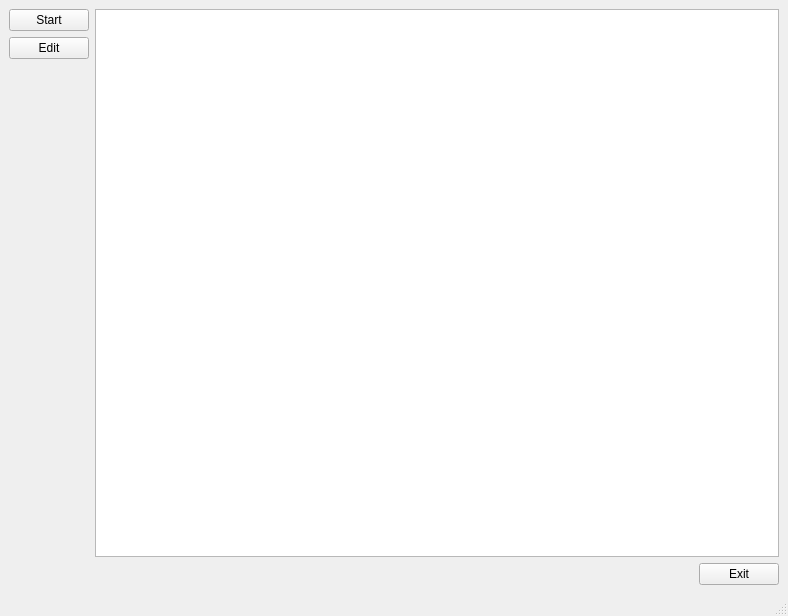
Above: src/gui/GUI/mainwindow.ui from kamerado/USB-Password-Manager before the change. Below: the same form after it.
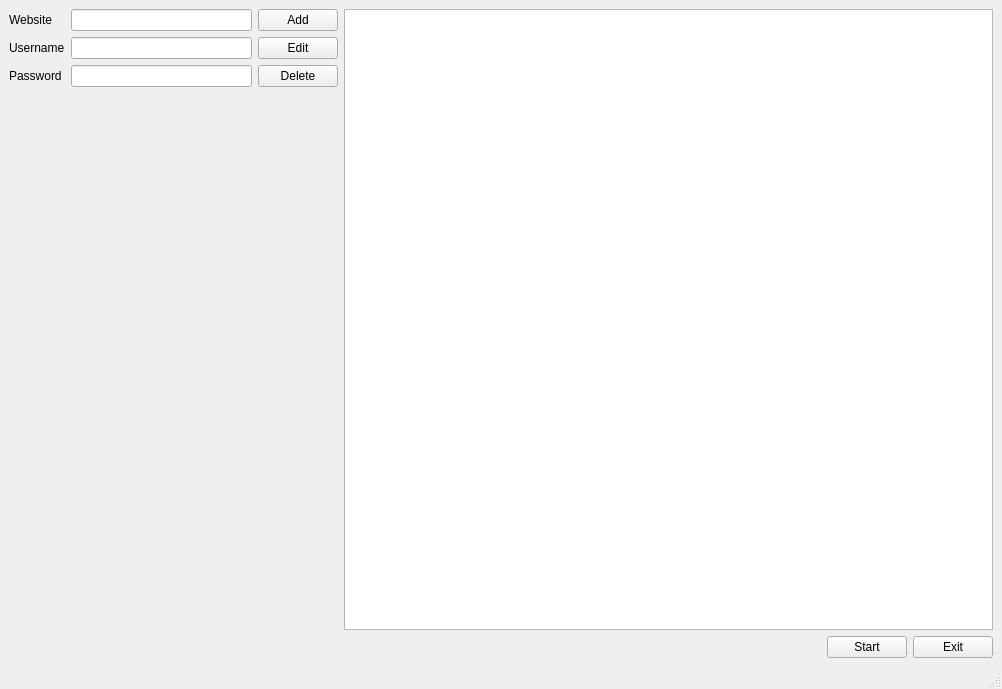
That is the form after the change.

```diff
--- a/src/gui/GUI/mainwindow.ui
+++ b/src/gui/GUI/mainwindow.ui
@@ -6,8 +6,8 @@
    <rect>
     <x>0</x>
     <y>0</y>
-    <width>788</width>
-    <height>616</height>
+    <width>1002</width>
+    <height>689</height>
    </rect>
   </property>
   <property name="sizePolicy">
@@ -26,42 +26,115 @@
      <verstretch>0</verstretch>
     </sizepolicy>
    </property>
-   <layout class="QVBoxLayout" name="verticalLayout_3">
-    <item>
-     <layout class="QHBoxLayout" name="horizontalLayout">
-      <item>
        <layout class="QVBoxLayout" name="verticalLayout_2">
         <item>
+     <layout class="QHBoxLayout" name="horizontalLayout_3">
+      <item>
          <layout class="QVBoxLayout" name="verticalLayout">
           <item>
-           <widget class="QPushButton" name="StartButton">
+         <layout class="QHBoxLayout" name="horizontalLayout">
+          <item>
+           <layout class="QVBoxLayout" name="verticalLayout_3">
+            <item>
+             <widget class="QLabel" name="label">
+              <property name="text">
+               <string>Website</string>
+              </property>
+             </widget>
+            </item>
+            <item>
+             <widget class="QLabel" name="label_2">
+              <property name="text">
+               <string>Username</string>
+              </property>
+             </widget>
+            </item>
+            <item>
+             <widget class="QLabel" name="label_4">
+              <property name="text">
+               <string>Password</string>
+              </property>
+             </widget>
+            </item>
+           </layout>
+          </item>
+          <item>
+           <layout class="QVBoxLayout" name="verticalLayout_4">
+            <item>
+             <widget class="QLineEdit" name="webiteInput">
             <property name="sizePolicy">
              <sizepolicy hsizetype="Fixed" vsizetype="Fixed">
               <horstretch>0</horstretch>
               <verstretch>0</verstretch>
              </sizepolicy>
             </property>
-            <property name="text">
-             <string>Start</string>
-            </property>
-            <property name="checkable">
-             <bool>true</bool>
-            </property>
+              <property name="minimumSize">
+               <size>
+                <width>181</width>
+                <height>0</height>
+               </size>
+              </property>
+             </widget>
+            </item>
+            <item>
+             <widget class="QLineEdit" name="usernameInput">
+              <property name="sizePolicy">
+               <sizepolicy hsizetype="Fixed" vsizetype="Fixed">
+                <horstretch>0</horstretch>
+                <verstretch>0</verstretch>
+               </sizepolicy>
+              </property>
+              <property name="minimumSize">
+               <size>
+                <width>181</width>
+                <height>0</height>
+               </size>
+              </property>
            </widget>
           </item>
           <item>
-           <widget class="QPushButton" name="AddNewButton">
+             <widget class="QLineEdit" name="passwordInput">
             <property name="sizePolicy">
              <sizepolicy hsizetype="Fixed" vsizetype="Fixed">
               <horstretch>0</horstretch>
               <verstretch>0</verstretch>
              </sizepolicy>
             </property>
+              <property name="minimumSize">
+               <size>
+                <width>181</width>
+                <height>0</height>
+               </size>
+              </property>
+             </widget>
+            </item>
+           </layout>
+          </item>
+          <item>
+           <layout class="QVBoxLayout" name="verticalLayout_5">
+            <item>
+             <widget class="QPushButton" name="Add">
+              <property name="text">
+               <string>Add</string>
+              </property>
+             </widget>
+            </item>
+            <item>
+             <widget class="QPushButton" name="Edit">
             <property name="text">
              <string>Edit</string>
             </property>
            </widget>
           </item>
+            <item>
+             <widget class="QPushButton" name="Delete">
+              <property name="text">
+               <string>Delete</string>
+              </property>
+             </widget>
+            </item>
+           </layout>
+          </item>
          </layout>
         </item>
         <item>
@@ -71,8 +144,8 @@
           </property>
           <property name="sizeHint" stdset="0">
            <size>
-            <width>78</width>
-            <height>448</height>
+            <width>20</width>
+            <height>40</height>
            </size>
           </property>
          </spacer>
@@ -80,7 +153,20 @@
        </layout>
       </item>
       <item>
-       <widget class="QTableView" name="tableView"/>
+       <widget class="QTableWidget" name="CTable">
+        <property name="sizeAdjustPolicy">
+         <enum>QAbstractScrollArea::AdjustToContents</enum>
+        </property>
+        <property name="editTriggers">
+         <set>QAbstractItemView::NoEditTriggers</set>
+        </property>
+        <property name="selectionBehavior">
+         <enum>QAbstractItemView::SelectRows</enum>
+        </property>
+        <attribute name="horizontalHeaderCascadingSectionResizes">
+         <bool>false</bool>
+        </attribute>
+       </widget>
       </item>
      </layout>
     </item>
@@ -93,12 +179,28 @@
         </property>
         <property name="sizeHint" stdset="0">
          <size>
-          <width>678</width>
+          <width>538</width>
           <height>20</height>
          </size>
         </property>
        </spacer>
       </item>
+      <item>
+       <widget class="QPushButton" name="StartButton">
+        <property name="sizePolicy">
+         <sizepolicy hsizetype="Fixed" vsizetype="Fixed">
+          <horstretch>0</horstretch>
+          <verstretch>0</verstretch>
+         </sizepolicy>
+        </property>
+        <property name="text">
+         <string>Start</string>
+        </property>
+        <property name="checkable">
+         <bool>true</bool>
+        </property>
+       </widget>
+      </item>
       <item>
        <widget class="QPushButton" name="exitButton">
         <property name="sizePolicy">
```
Left out of the diff: 2 changed lines with no effect on the pictures. Lines whose indentation alone changed are shown as unchanged.
